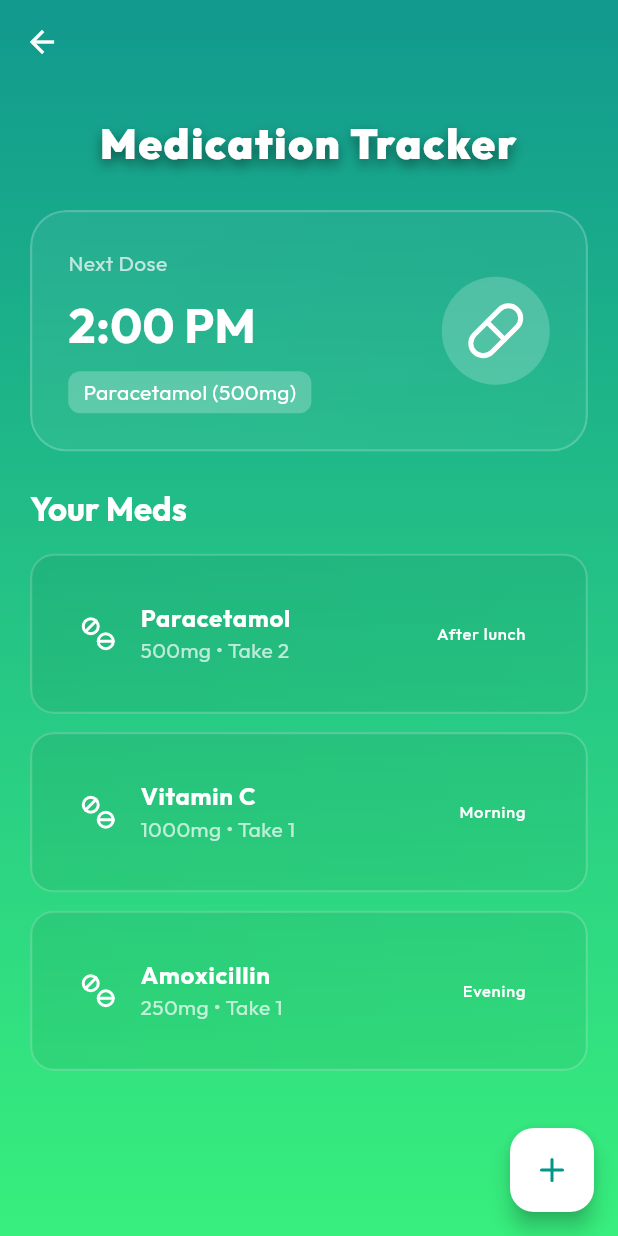
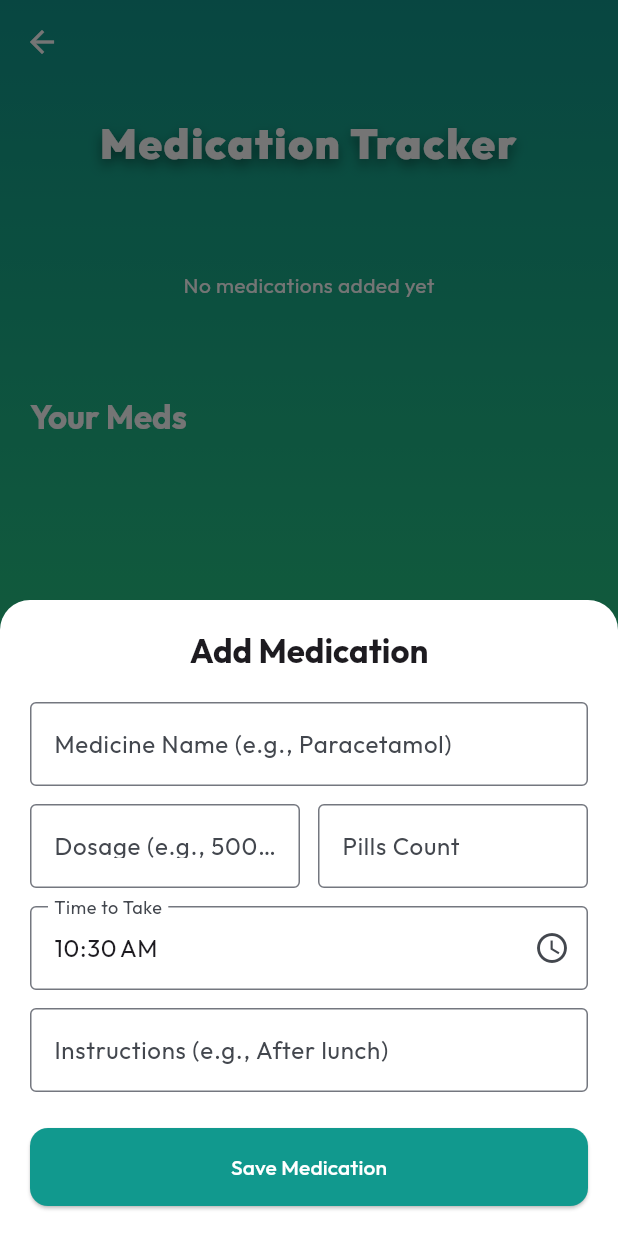
Before and after one commit to D-H724/my_sejahtera_ng, a Flutter app: the MedicationTrackerScreen screen opened directly, after a tap on an icon or button, on a phone screen of 412 x 824 dp. Run offline on Flutter 3.47's test engine with Material 3 defaults, Android fonts, the light colour scheme and no system bars; drawn by our look-alikes of flutter_animate; our stand-ins replace animated_text_kit, fl_chart, flutter_local_notifications, flutter_map, flutter_riverpod, flutter_tts and 6 more.

Commit message:
add medication feature for the "+" icon

```diff
--- /dev/null
+++ b/lib/features/digital_health/models/medication.dart
@@ -0,0 +1,40 @@
+
+class Medication {
+  final int? id;
+  final String name;
+  final String dosage;
+  final int pillsToTake;
+  final DateTime time;
+  final String instructions;
+
+  Medication({
+    this.id,
+    required this.name,
+    required this.dosage,
+    required this.pillsToTake,
+    required this.time,
+    required this.instructions,
+  });
+
+  Map<String, dynamic> toMap() {
+    return {
+      'id': id,
+      'name': name,
+      'dosage': dosage,
+      'pillsToTake': pillsToTake,
+      'time': time.toIso8601String(),
+      'instructions': instructions,
+    };
+  }
+
+  factory Medication.fromMap(Map<String, dynamic> map) {
+    return Medication(
+      id: map['id'],
+      name: map['name'],
+      dosage: map['dosage'],
+      pillsToTake: map['pillsToTake'],
+      time: DateTime.parse(map['time']),
+      instructions: map['instructions'],
+    );
+  }
+}
--- /dev/null
+++ b/lib/features/digital_health/providers/medication_provider.dart
@@ -0,0 +1,47 @@
+
+import 'package:flutter_riverpod/flutter_riverpod.dart';
+import 'package:my_sejahtera_ng/features/digital_health/models/medication.dart';
+import 'package:my_sejahtera_ng/features/digital_health/services/notification_service.dart';
+
+final notificationServiceProvider = Provider((ref) => NotificationService());
+
+final medicationProvider =
+    StateNotifierProvider<MedicationNotifier, List<Medication>>((ref) {
+  return MedicationNotifier(ref.read(notificationServiceProvider));
+});
+
+class MedicationNotifier extends StateNotifier<List<Medication>> {
+  final NotificationService _notificationService;
+
+  MedicationNotifier(this._notificationService) : super([]) {
+    // In-memory initialization, no DB load
+    _notificationService.init();
+  }
+
+  Future<void> addMedication(Medication medication) async {
+    // Simulate ID generation
+    final id = DateTime.now().millisecondsSinceEpoch;
+    final newMedication = Medication(
+      id: id,
+      name: medication.name,
+      dosage: medication.dosage,
+      pillsToTake: medication.pillsToTake,
+      time: medication.time,
+      instructions: medication.instructions,
+    );
+
+    state = [...state, newMedication];
+
+    await _notificationService.scheduleDailyNotification(
+      id: id, // Use distinct ID for notification
+      title: 'Time to take ${newMedication.name}',
+      body: 'Take ${newMedication.pillsToTake} pills. ${newMedication.instructions}',
+      time: newMedication.time,
+    );
+  }
+
+  Future<void> deleteMedication(int id) async {
+    state = state.where((m) => m.id != id).toList();
+    await _notificationService.cancelNotification(id);
+  }
+}
--- a/lib/features/digital_health/screens/medication_tracker_screen.dart
+++ b/lib/features/digital_health/screens/medication_tracker_screen.dart
@@ -1,13 +1,19 @@
 import 'package:flutter/material.dart';
+import 'package:flutter_riverpod/flutter_riverpod.dart';
+import 'package:intl/intl.dart';
 import 'package:lucide_icons/lucide_icons.dart';
 import 'package:my_sejahtera_ng/core/widgets/glass_container.dart';
 import 'package:flutter_animate/flutter_animate.dart';
+import 'package:my_sejahtera_ng/features/digital_health/providers/medication_provider.dart';
+import 'package:my_sejahtera_ng/features/digital_health/screens/widgets/add_medication_sheet.dart';
 
-class MedicationTrackerScreen extends StatelessWidget {
+class MedicationTrackerScreen extends ConsumerWidget {
   const MedicationTrackerScreen({super.key});
 
   @override
-  Widget build(BuildContext context) {
+  Widget build(BuildContext context, WidgetRef ref) {
+    final medications = ref.watch(medicationProvider);
+
     return Scaffold(
       extendBodyBehindAppBar: true,
       appBar: AppBar(
@@ -53,18 +59,25 @@ class MedicationTrackerScreen extends StatelessWidget {
                  .scale(duration: 600.ms, curve: Curves.elasticOut)
                  .fadeIn(duration: 400.ms),
                 const SizedBox(height: 24),
-                _buildDosageCard().animate().fadeIn().slideY(),
+                // Show next dose logic if needed, for now keeping static or first item
+                if (medications.isNotEmpty)
+                  _buildDosageCard(medications.first).animate().fadeIn().slideY()
+                else
+                   const SizedBox(height: 100, child: Center(child: Text("No medications added yet", style: TextStyle(color: Colors.white)))),
+
                 const SizedBox(height: 24),
                 Text("Your Meds",
                     style: Theme.of(context).textTheme.titleLarge?.copyWith(color: Colors.white, fontWeight: FontWeight.bold)),
                 const SizedBox(height: 16),
                 Expanded(
-                  child: ListView(
-                    children: [
-                       _buildMedItem("Paracetamol", "500mg • Take 2", "After lunch"),
-                       _buildMedItem("Vitamin C", "1000mg • Take 1", "Morning"),
-                       _buildMedItem("Amoxicillin", "250mg • Take 1", "Evening"),
-                    ],
+                  child: medications.isEmpty
+                  ? const Center(child: Text("Tap + to add medications", style: TextStyle(color: Colors.white70)))
+                  : ListView.builder(
+                    itemCount: medications.length,
+                    itemBuilder: (context, index) {
+                      final med = medications[index];
+                      return _buildMedItem(med.name, "${med.dosage} • Take ${med.pillsToTake}", DateFormat.jm().format(med.time));
+                    },
                   ),
                 ),
               ],
@@ -73,14 +86,22 @@ class MedicationTrackerScreen extends StatelessWidget {
         ),
       ),
       floatingActionButton: FloatingActionButton(
-        onPressed: (){},
+        onPressed: (){
+            showModalBottomSheet(
+              context: context,
+              isScrollControlled: true,
+              backgroundColor: Colors.transparent,
+              builder: (context) => const AddMedicationSheet(),
+            );
+        },
         backgroundColor: Colors.white,
         child: const Icon(LucideIcons.plus, color: Colors.teal),
       ),
     );
   }
 
-  Widget _buildDosageCard() {
+  Widget _buildDosageCard(dynamic medication) {
+    // using dynamic to avoid import issues if type not fully resolved yet, but should be Medication
     return GlassContainer(
       padding: const EdgeInsets.all(24),
       borderRadius: BorderRadius.circular(24),
@@ -92,12 +113,12 @@ class MedicationTrackerScreen extends StatelessWidget {
               children: [
                  const Text("Next Dose", style: TextStyle(color: Colors.white70)),
                  const SizedBox(height: 8),
-                 const Text("2:00 PM", style: TextStyle(color: Colors.white, fontSize: 32, fontWeight: FontWeight.bold)),
+                 Text(DateFormat.jm().format(medication.time), style: const TextStyle(color: Colors.white, fontSize: 32, fontWeight: FontWeight.bold)),
                  const SizedBox(height: 8),
                  Container(
                    padding: const EdgeInsets.symmetric(horizontal: 10, vertical: 4),
                    decoration: BoxDecoration(color: Colors.white24, borderRadius: BorderRadius.circular(8)),
-                   child: const Text("Paracetamol (500mg)", style: TextStyle(color: Colors.white)),
+                   child: Text("${medication.name} (${medication.dosage})", style: const TextStyle(color: Colors.white)),
                  )
               ],
             ),
--- /dev/null
+++ b/lib/features/digital_health/screens/widgets/add_medication_sheet.dart
@@ -0,0 +1,162 @@
+
+import 'package:flutter/material.dart';
+import 'package:flutter_riverpod/flutter_riverpod.dart';
+import 'package:intl/intl.dart';
+import 'package:my_sejahtera_ng/features/digital_health/models/medication.dart';
+import 'package:my_sejahtera_ng/features/digital_health/providers/medication_provider.dart';
+
+class AddMedicationSheet extends ConsumerStatefulWidget {
+  const AddMedicationSheet({super.key});
+
+  @override
+  ConsumerState<AddMedicationSheet> createState() => _AddMedicationSheetState();
+}
+
+class _AddMedicationSheetState extends ConsumerState<AddMedicationSheet> {
+  final _formKey = GlobalKey<FormState>();
+  final _nameController = TextEditingController();
+  final _dosageController = TextEditingController();
+  final _pillsController = TextEditingController(); // To replace with int parsing
+  final _instructionsController = TextEditingController();
+  DateTime _selectedTime = DateTime.now();
+
+  @override
+  void dispose() {
+    _nameController.dispose();
+    _dosageController.dispose();
+    _pillsController.dispose();
+    _instructionsController.dispose();
+    super.dispose();
+  }
+
+  Future<void> _selectTime(BuildContext context) async {
+    final TimeOfDay? picked = await showTimePicker(
+      context: context,
+      initialTime: TimeOfDay.fromDateTime(_selectedTime),
+    );
+    if (picked != null) {
+      setState(() {
+        final now = DateTime.now();
+        _selectedTime = DateTime(
+            now.year, now.month, now.day, picked.hour, picked.minute);
+      });
+    }
+  }
+
+  @override
+  Widget build(BuildContext context) {
+    return Container(
+      padding: EdgeInsets.only(
+        bottom: MediaQuery.of(context).viewInsets.bottom,
+        left: 20,
+        right: 20,
+        top: 20,
+      ),
+      decoration: const BoxDecoration(
+        color: Colors.white,
+        borderRadius: BorderRadius.vertical(top: Radius.circular(20)),
+      ),
+      child: Form(
+        key: _formKey,
+        child: SingleChildScrollView(
+          child: Column(
+            mainAxisSize: MainAxisSize.min,
+            children: [
+              Text("Add Medication",
+                  style: Theme.of(context).textTheme.titleLarge?.copyWith(fontWeight: FontWeight.bold)),
+              const SizedBox(height: 20),
+              TextFormField(
+                controller: _nameController,
+                decoration: const InputDecoration(
+                  labelText: "Medicine Name (e.g., Paracetamol)",
+                  border: OutlineInputBorder(),
+                ),
+                validator: (value) =>
+                    value == null || value.isEmpty ? 'Please enter name' : null,
+              ),
+              const SizedBox(height: 12),
+              Row(
+                children: [
+                  Expanded(
+                    child: TextFormField(
+                      controller: _dosageController,
+                      decoration: const InputDecoration(
+                        labelText: "Dosage (e.g., 500mg)",
+                        border: OutlineInputBorder(),
+                      ),
+                      validator: (value) =>
+                          value == null || value.isEmpty ? 'Required' : null,
+                    ),
+                  ),
+                  const SizedBox(width: 12),
+                  Expanded(
+                    child: TextFormField(
+                      controller: _pillsController,
+                      decoration: const InputDecoration(
+                        labelText: "Pills Count",
+                        border: OutlineInputBorder(),
+                      ),
+                      keyboardType: TextInputType.number,
+                      validator: (value) =>
+                          value == null || value.isEmpty ? 'Required' : null,
+                    ),
+                  ),
+                ],
+              ),
+              const SizedBox(height: 12),
+              GestureDetector(
+                onTap: () => _selectTime(context),
+                child: AbsorbPointer(
+                  child: TextFormField(
+                    controller: TextEditingController(
+                        text: DateFormat.jm().format(_selectedTime)),
+                    decoration: const InputDecoration(
+                      labelText: "Time to Take",
+                      border: OutlineInputBorder(),
+                      suffixIcon: Icon(Icons.access_time),
+                    ),
+                  ),
+                ),
+              ),
+              const SizedBox(height: 12),
+              TextFormField(
+                controller: _instructionsController,
+                decoration: const InputDecoration(
+                  labelText: "Instructions (e.g., After lunch)",
+                  border: OutlineInputBorder(),
+                ),
+              ),
+              const SizedBox(height: 24),
+              SizedBox(
+                width: double.infinity,
+                child: ElevatedButton(
+                  onPressed: () {
+                    if (_formKey.currentState!.validate()) {
+                      final medication = Medication(
+                        name: _nameController.text,
+                        dosage: _dosageController.text,
+                        pillsToTake: int.tryParse(_pillsController.text) ?? 1,
+                        time: _selectedTime,
+                        instructions: _instructionsController.text,
+                      );
+
+                      ref.read(medicationProvider.notifier).addMedication(medication);
+                      Navigator.pop(context);
+                    }
+                  },
+                  style: ElevatedButton.styleFrom(
+                    backgroundColor: const Color(0xFF11998e),
+                    foregroundColor: Colors.white,
+                    padding: const EdgeInsets.symmetric(vertical: 16),
+                  ),
+                  child: const Text("Save Medication"),
+                ),
+              ),
+              const SizedBox(height: 20),
+            ],
+          ),
+        ),
+      ),
+    );
+  }
+}
--- /dev/null
+++ b/lib/features/digital_health/services/notification_service.dart
@@ -0,0 +1,69 @@
+
+import 'package:flutter_local_notifications/flutter_local_notifications.dart';
+import 'package:timezone/timezone.dart' as tz;
+import 'package:timezone/data/latest.dart' as tz;
+
+class NotificationService {
+  final FlutterLocalNotificationsPlugin flutterLocalNotificationsPlugin =
+      FlutterLocalNotificationsPlugin();
+
+  Future<void> init() async {
+    tz.initializeTimeZones();
+    const AndroidInitializationSettings initializationSettingsAndroid =
+        AndroidInitializationSettings('@mipmap/ic_launcher');
+
+    // Note: Request permissions for iOS separately in main.dart or here
+    const DarwinInitializationSettings initializationSettingsDarwin =
+        DarwinInitializationSettings(
+            requestAlertPermission: true,
+            requestBadgePermission: true,
+            requestSoundPermission: true);
+
+    const InitializationSettings initializationSettings = InitializationSettings(
+        android: initializationSettingsAndroid, iOS: initializationSettingsDarwin);
+
+    await flutterLocalNotificationsPlugin.initialize(initializationSettings);
+  }
+
+  Future<void> scheduleDailyNotification({
+    required int id,
+    required String title,
+    required String body,
+    required DateTime time,
+  }) async {
+    await flutterLocalNotificationsPlugin.zonedSchedule(
+      id,
+      title,
+      body,
+      _nextInstanceOfTime(time),
+      const NotificationDetails(
+        android: AndroidNotificationDetails(
+          'medication_channel',
+          'Medication Reminders',
+          channelDescription: 'Reminders to take your medication',
+          importance: Importance.max,
+          priority: Priority.high,
+        ),
+        iOS: DarwinNotificationDetails(),
+      ),
+      androidScheduleMode: AndroidScheduleMode.exactAllowWhileIdle,
+      uiLocalNotificationDateInterpretation:
+          UILocalNotificationDateInterpretation.absoluteTime,
+      matchDateTimeComponents: DateTimeComponents.time,
+    );
+  }
+
+  tz.TZDateTime _nextInstanceOfTime(DateTime time) {
+    final tz.TZDateTime now = tz.TZDateTime.now(tz.local);
+    tz.TZDateTime scheduledDate = tz.TZDateTime(
+        tz.local, now.year, now.month, now.day, time.hour, time.minute);
+    if (scheduledDate.isBefore(now)) {
+      scheduledDate = scheduledDate.add(const Duration(days: 1));
+    }
+    return scheduledDate;
+  }
+
+  Future<void> cancelNotification(int id) async {
+    await flutterLocalNotificationsPlugin.cancel(id);
+  }
+}
```
